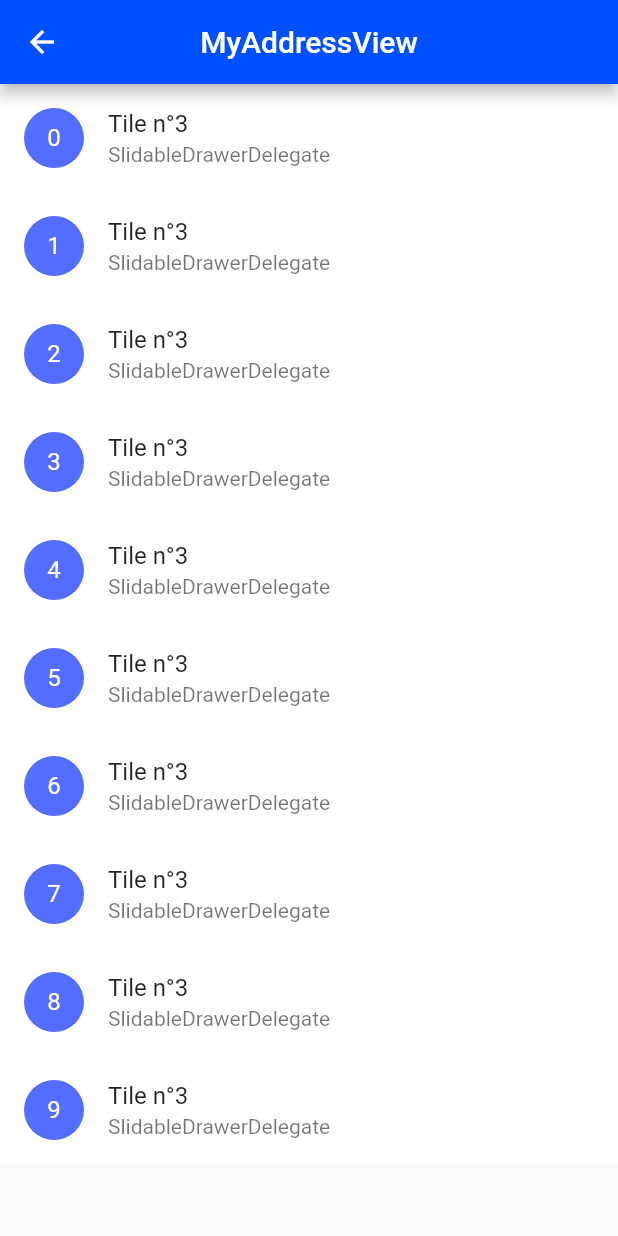
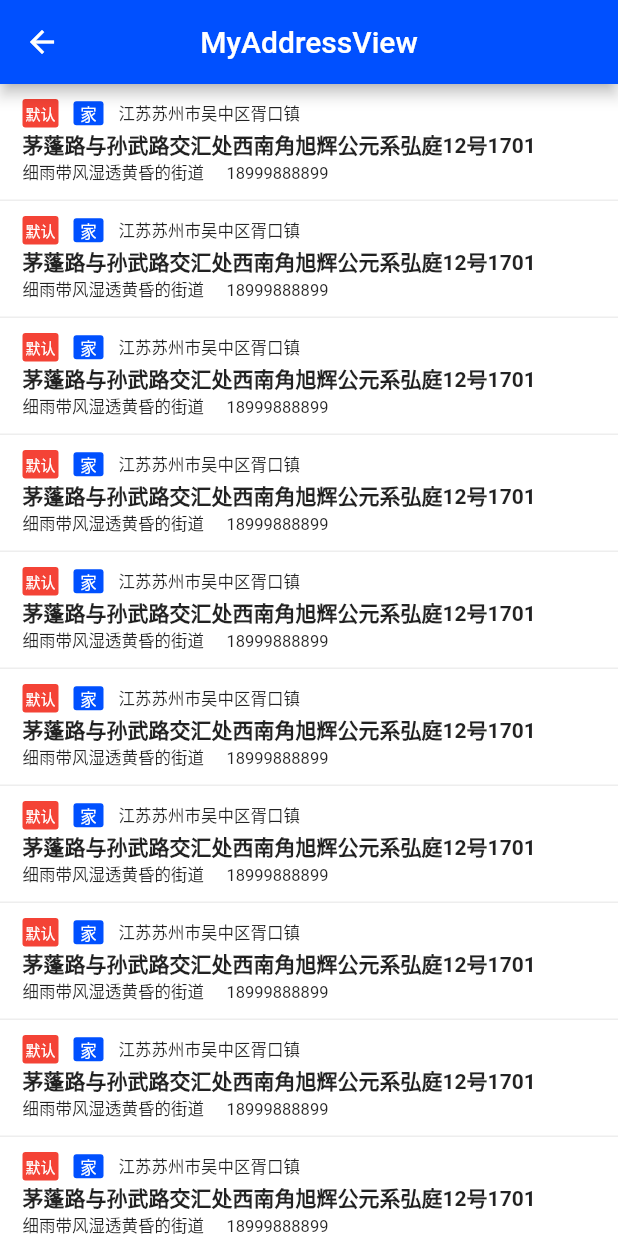
Before and after one commit to Invincible1996/flutter_app25, a Flutter app: the MyAddressView screen opened by its route, on a phone screen of 412 x 824 dp. Run offline on Flutter 3.47's test engine with Material 2 defaults, Android fonts, the phone set to English and light mode, and no system bars; drawn by our look-alikes of flutter_slidable; our stand-ins replace get, getwidget, logger; network calls fail.

Commit message:
add adress list

```diff
--- a/lib/app/modules/my_address/views/my_address_view.dart
+++ b/lib/app/modules/my_address/views/my_address_view.dart
@@ -1,4 +1,6 @@
 import 'package:flutter/material.dart';
+import 'package:flutter_app25/app/routes/app_pages.dart';
+import 'package:flutter_app25/app/style/custom_style.dart';
 import 'package:flutter_slidable/flutter_slidable.dart';
 
 import 'package:get/get.dart';
@@ -22,17 +24,102 @@ class MyAddressView extends GetView<MyAddressController> {
             controller: controller.slidableController,
             actionPane: const SlidableDrawerActionPane(),
             actionExtentRatio: 0.25,
-            child: Container(
-              color: Colors.white,
-              child: ListTile(
-                onTap: () {},
-                leading: CircleAvatar(
-                  backgroundColor: Colors.indigoAccent,
-                  child: Text('$index'),
-                  foregroundColor: Colors.white,
+            child: GestureDetector(
+              onTap: () {
+                Get.toNamed(Routes.ADRESS_DETAIL);
+              },
+              child: Container(
+                // height: 80,
+                padding: const EdgeInsets.symmetric(
+                  horizontal: 15,
+                  vertical: 10,
                 ),
-                title: const Text('Tile n°3'),
-                subtitle: const Text('SlidableDrawerDelegate'),
+                decoration: const BoxDecoration(
+                  color: Colors.white,
+                  border: Border(
+                    bottom: BorderSide(
+                      width: 1,
+                      color: Color(0XFFEEEEEE),
+                    ),
+                  ),
+                ),
+                child: Column(
+                  crossAxisAlignment: CrossAxisAlignment.start,
+                  children: [
+                    Row(
+                      children: [
+                        Container(
+                          padding: const EdgeInsets.all(2),
+                          decoration: BoxDecoration(
+                            color: Colors.red,
+                            borderRadius: BorderRadius.circular(2),
+                          ),
+                          child: const Text(
+                            '默认',
+                            style: TextStyle(
+                              fontSize: 10,
+                              color: Colors.white,
+                            ),
+                          ),
+                        ),
+                        Container(
+                          width: 20,
+                          margin: const EdgeInsets.only(
+                            left: 10,
+                            right: 10,
+                          ),
+                          alignment: Alignment.center,
+                          decoration: BoxDecoration(
+                            color: CustomStyle.primaryColor,
+                            borderRadius: BorderRadius.circular(2),
+                          ),
+                          child: const Text(
+                            '家',
+                            style: TextStyle(
+                              fontSize: 11,
+                              color: Colors.white,
+                            ),
+                          ),
+                        ),
+                        const Text(
+                          '江苏苏州市吴中区胥口镇',
+                          style: TextStyle(
+                            fontSize: 11,
+                            height: 1.5,
+                          ),
+                        ),
+                      ],
+                    ),
+                    const Text(
+                      '茅蓬路与孙武路交汇处西南角旭辉公元系弘庭12号1701',
+                      style: TextStyle(
+                        fontWeight: FontWeight.bold,
+                        height: 1.5,
+                      ),
+                    ),
+                    Row(
+                      children: const [
+                        Text(
+                          '细雨带风湿透黄昏的街道',
+                          style: TextStyle(
+                            fontSize: 11,
+                            height: 1.5,
+                          ),
+                        ),
+                        SizedBox(
+                          width: 15,
+                        ),
+                        Text(
+                          '18999888899',
+                          style: TextStyle(
+                            fontSize: 11,
+                            height: 1.5,
+                          ),
+                        ),
+                      ],
+                    ),
+                  ],
+                ),
               ),
             ),
             secondaryActions: <Widget>[
--- a/lib/app/routes/app_routes.dart
+++ b/lib/app/routes/app_routes.dart
@@ -10,6 +10,7 @@ abstract class Routes {
   static const MESSAGE = _Paths.MESSAGE;
   static const SETTING = _Paths.SETTING;
   static const MY_ADDRESS = _Paths.MY_ADDRESS;
+  static const ADRESS_DETAIL = _Paths.ADRESS_DETAIL;
 }
 
 abstract class _Paths {
@@ -19,4 +20,5 @@ abstract class _Paths {
   static const MESSAGE = '/message';
   static const SETTING = '/setting';
   static const MY_ADDRESS = '/my-address';
+  static const ADRESS_DETAIL = '/adress-detail';
 }
--- a/pubspec.yaml
+++ b/pubspec.yaml
@@ -13,6 +13,7 @@ dependencies:
   logger: ^1.1.0
   getwidget: ^2.0.4
   flutter_slidable: ^0.6.0
+  upgrader: ^3.6.0
 
 
 dev_dependencies:
```
Also changed, not shown: lib/app/modules/adress_detail/bindings/adress_detail_binding.dart (added, +12 -0 lines), lib/app/modules/adress_detail/controllers/adress_detail_controller.dart (added, +20 -0 lines), lib/app/modules/adress_detail/views/adress_detail_view.dart (added, +23 -0 lines), lib/app/modules/setting/views/setting_view.dart (+34 -0 lines), lib/app/routes/app_pages.dart (+7 -0 lines), pubspec.lock, 7 other files.
